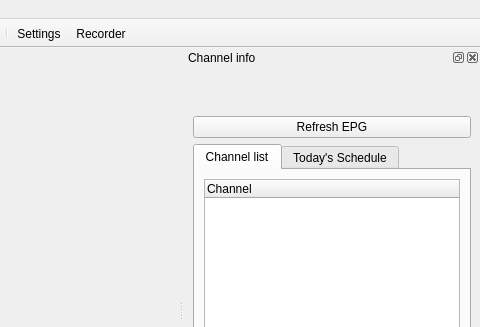
Before: the Qt Designer form ui/Tano.ui in ntadej/tano, drawn with Qt 5; both pictures show x 320 to 800 and y 0 to 327 of the 800 by 594 pixel window.
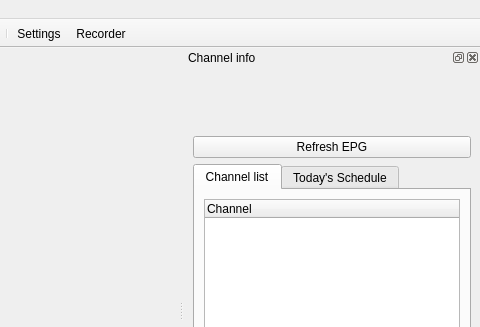
After: the same form once the commit is applied. Icons and pictures are not drawn. Custom widgets are drawn as their Qt base class.

```diff
--- a/ui/Tano.ui
+++ b/ui/Tano.ui
@@ -392,6 +392,13 @@
        </property>
       </widget>
      </item>
+     <item>
+      <widget class="QLabel" name="labelNext" >
+       <property name="text" >
+        <string/>
+       </property>
+      </widget>
+     </item>
      <item>
       <widget class="QPushButton" name="buttonRefresh" >
        <property name="text" >
```
